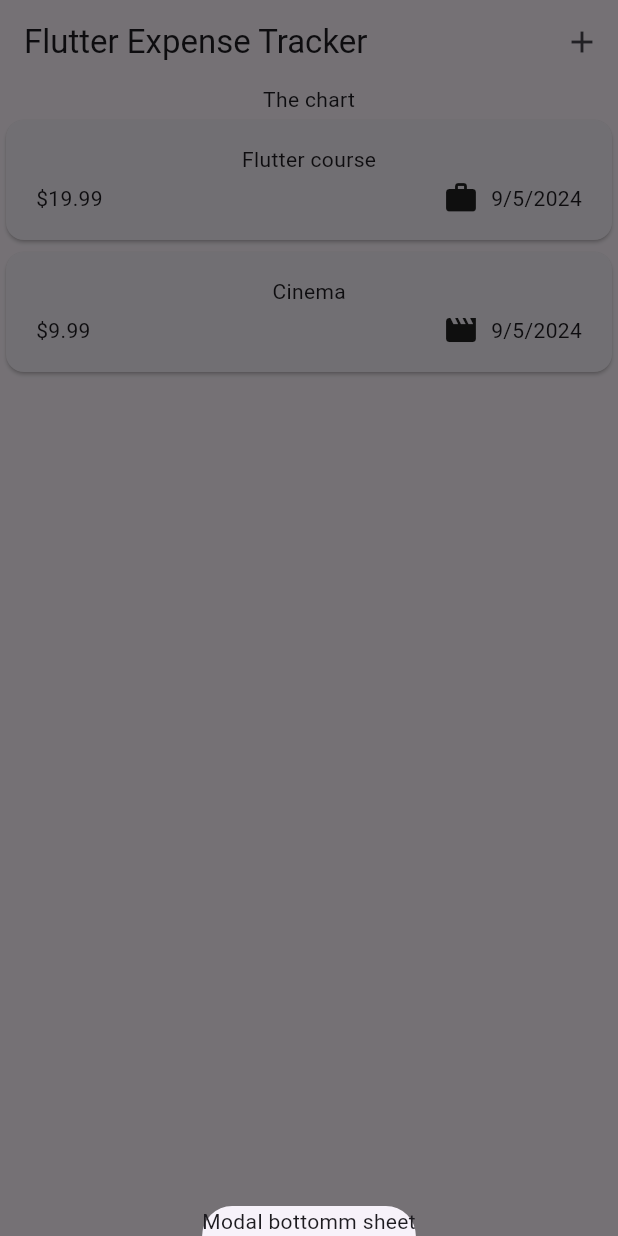
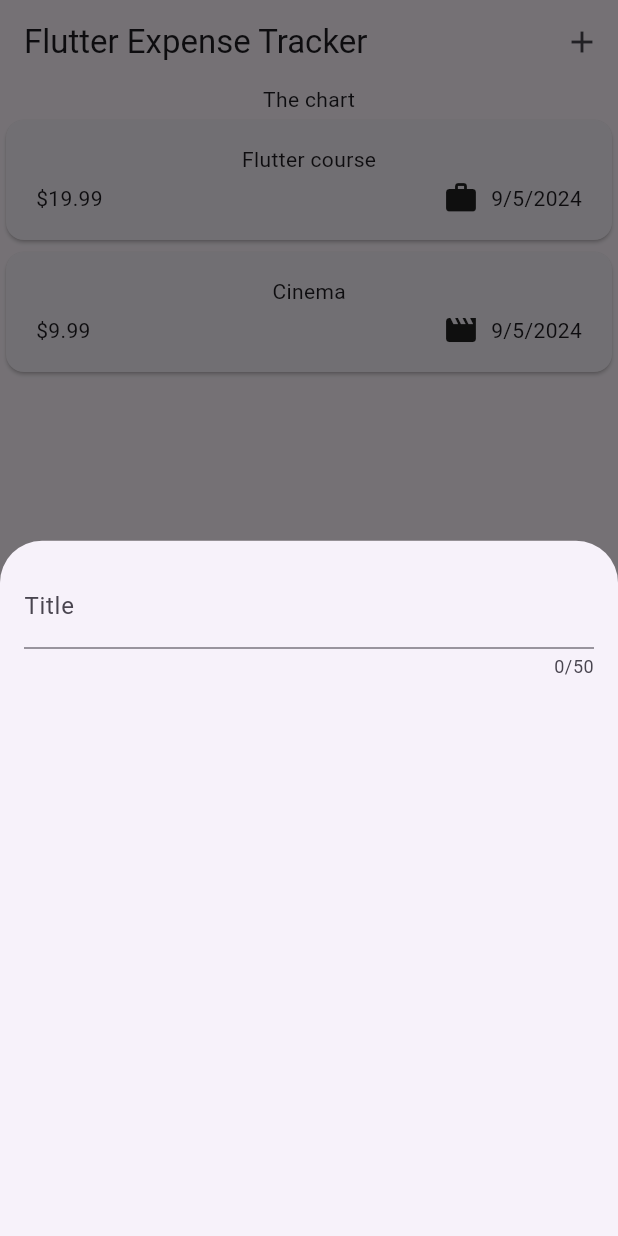
Before and after one commit to cesantaniello/expense_tracker, a Flutter app: the screen it shows after launch, after a tap on the "add" icon, on a phone screen of 412 x 824 dp. Run offline on Flutter 3.47's test engine with Material 3 defaults, Android fonts, the phone set to English and light mode, and no system bars.

Commit message:
Handle user input with the text filed widget

```diff
--- a/lib/widgets/expenses.dart
+++ b/lib/widgets/expenses.dart
@@ -1,3 +1,4 @@
+import 'package:expense_tracker/widgets/new_expense.dart';
 import 'package:flutter/material.dart';
 
 import 'package:expense_tracker/widgets/expenses_list/expenses_list.dart';
@@ -29,7 +30,7 @@ class _ExpensesState extends State<Expenses> {
   void _openAddExpenseOverlay() {
     showModalBottomSheet(
       context: context,
-      builder: (ctx) => const Text('Modal bottomm sheet')
+      builder: (ctx) => const NewExpense(),
     );
   }
 
--- /dev/null
+++ b/lib/widgets/new_expense.dart
@@ -0,0 +1,26 @@
+import 'package:flutter/material.dart';
+
+class NewExpense extends StatefulWidget {
+  const NewExpense({super.key});
+
+  @override
+  State<NewExpense> createState() => _NewExpenseState();
+}
+
+class _NewExpenseState extends State<NewExpense> {
+  @override
+  Widget build(BuildContext context) =>
+    const Padding(
+      padding: EdgeInsets.all(16),
+      child: Column(
+        children: [
+          TextField(
+            maxLength: 50,
+            decoration: InputDecoration(
+              label: Text('Title'),
+            ),
+          )
+        ],
+      ),
+    );
+}
```
